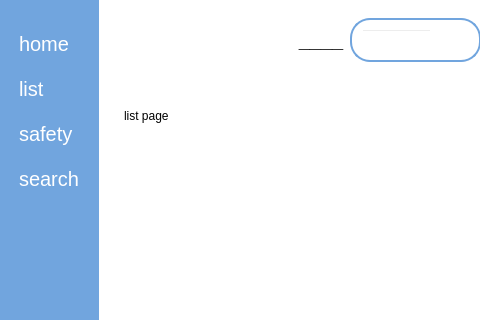
This is GUI/Customer_Gui.ui in addinedu-ros-5th/deeplearning-repo-4 as Qt 5 draws it before an edit; both pictures show x 0 to 480 and y 0 to 320 of the 600 by 800 pixel window. The edited form follows.
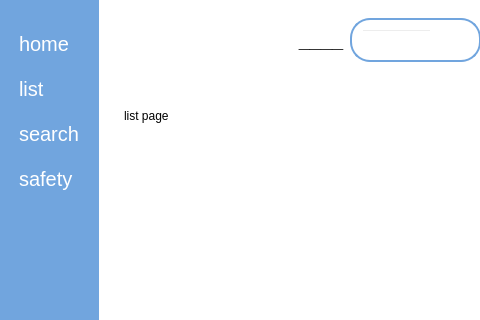
This is the edited form. Icons and pictures are not drawn.

The edit to the form file:
```diff
--- a/GUI/Customer_Gui.ui
+++ b/GUI/Customer_Gui.ui
@@ -369,7 +369,7 @@
             </font>
            </property>
            <property name="text">
-            <string>safety</string>
+            <string>search</string>
            </property>
            <property name="icon">
             <iconset>
@@ -398,7 +398,7 @@
             </font>
            </property>
            <property name="text">
-            <string>search</string>
+            <string>safety</string>
            </property>
            <property name="icon">
             <iconset>
```
Left out of the diff: 6 changed lines with no effect on the pictures.
